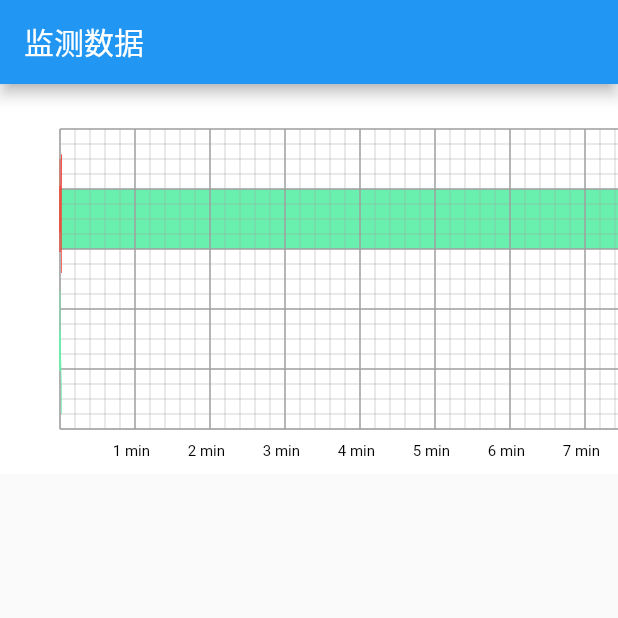
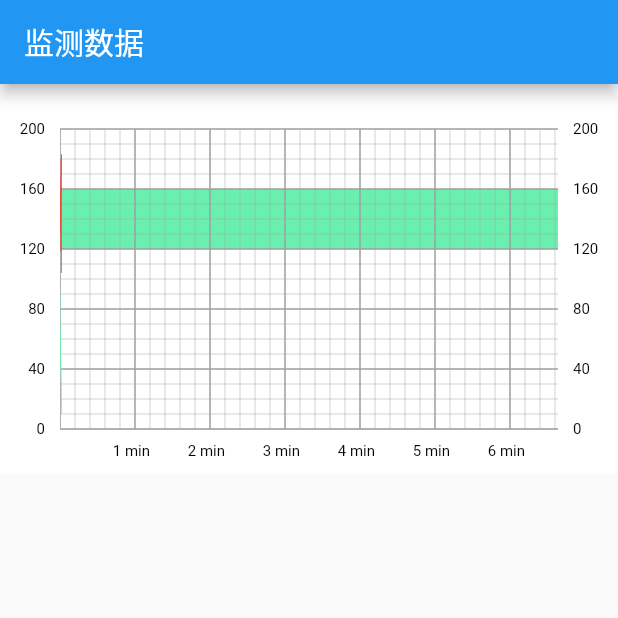
Before and after one commit to liuyihua2015/chart, a Flutter app: the screen it shows after launch, on a phone screen of 412 x 824 dp, the top half of it. Run offline on Flutter 3.47's test engine with Material 2 defaults, Android fonts, the phone set to English and light mode, and no system bars; our stand-ins replace charts_flutter.

Commit message:
左右固定数值widget

```diff
--- /dev/null
+++ b/lib/chartFixedYLineWidget.dart
@@ -0,0 +1,122 @@
+import 'dart:math';
+import 'dart:ui';
+import 'package:flutter/material.dart';
+
+class ChartFixedYLineWidget extends CustomPainter {
+  //背景颜色
+  Color bgColor;
+
+  //表格距离左边的距离
+  int paddingLeft;
+
+  //表格距离右边的距离
+  int paddingRight;
+
+  //表格距离顶部的距离
+  int paddingTop;
+
+  //表格距离底部的距离
+  int paddingBottom;
+
+  //数值和表之间距离
+  int valueLineSpace;
+
+  //y轴数据最大值
+  int maxYValue;
+
+  //y轴之间的间隔
+  double ySpace;
+
+  //y轴 文本标签 间隔多少显
+  double yIntervalValue;
+
+  //是否为右边的widget
+  bool isRightWidget;
+
+  //画布矩形
+  Rect innerRect = Rect.zero;
+
+  ChartFixedYLineWidget({
+    required this.maxYValue,
+    this.bgColor = Colors.white,
+    this.ySpace = 10,
+    this.yIntervalValue = 10,
+    this.paddingLeft = 0,
+    this.paddingRight = 0,
+    this.paddingTop = 0,
+    this.paddingBottom = 0,
+    this.valueLineSpace = 0,
+    this.isRightWidget = false,
+  }) {}
+
+  @override
+  void paint(Canvas canvas, Size size) {
+    //画背景颜色
+    canvas.drawRect(
+        Rect.fromLTWH(0, 0, size.width, size.height), Paint()..color = bgColor);
+
+    //创建一个矩形，方便后续绘制
+    innerRect = Rect.fromPoints(
+      Offset(0, 0),
+      Offset(size.width, size.height),
+    );
+
+    print(size);
+
+    drawYBsseText(canvas, size);
+  }
+
+
+  ///画y轴数据
+  void drawYBsseText(Canvas canvas, Size size) {
+
+    //需要的标记轴间隔几根
+    int markYShaft = yIntervalValue ~/ ySpace;
+
+    for (int i = 0; i < (maxYValue ~/ ySpace) + 1; i++) {
+      //需要标记轴的标记值
+      int markYShaftValue = i * ySpace.toInt();
+
+        if ((i % markYShaft) == 0) {
+          drawYText(
+            markYShaftValue.toString(),
+            Offset(isRightWidget ? valueLineSpace.toDouble() : size.width - valueLineSpace,
+                innerRect.bottomLeft.dy - i * ySpace -  paddingTop),
+            canvas,
+          );
+        }
+    }
+  }
+
+  List getTextPainterAndSize(String text) {
+    TextPainter textPainter = TextPainter(
+      textDirection: TextDirection.ltr,
+      /**/
+      text: TextSpan(
+        text: text,
+        style: TextStyle(color: Colors.black, fontSize: 10),
+      ),
+    );
+    textPainter.layout();
+    Size size = textPainter.size;
+    print(size.width);
+    return [textPainter, size];
+  }
+
+  void drawYText(String text, Offset topLeftOffset, Canvas canvas) {
+    List list = getTextPainterAndSize(text);
+
+    if (isRightWidget) {
+      list[0].paint(
+          canvas, topLeftOffset.translate(0, -list[1].height / 2));
+    }else{
+      list[0].paint(
+              canvas, topLeftOffset.translate(-list[1].width, -list[1].height / 2));
+    }
+  }
+
+  @override
+  bool shouldRepaint(CustomPainter oldDelegate) {
+    return false;
+  }
+}
--- a/lib/ChartLineWidget.dart
+++ b/lib/chartLineWidget.dart
@@ -1,6 +1,4 @@
 import 'dart:ui';
-
-import 'package:echart/ChartData.dart';
 import 'package:flutter/material.dart';
 
 class ChartLineWidget extends CustomPainter {
@@ -112,9 +110,6 @@ class ChartLineWidget extends CustomPainter {
     //画指定背景颜色
     double height = specifiesBgOffset.dy - specifiesBgOffset.dx;
     double top = height + paddingTop;
-    print(size.width);
-    print(paddingLeft);
-    print(paddingRight);
     print(size.width - paddingLeft - paddingRight);
     canvas.drawRect(
         Rect.fromLTWH(paddingLeft.toDouble(), top,
--- a/lib/ChartPathWidget.dart
+++ b/lib/chartPathWidget.dart
@@ -1,5 +1,5 @@
 import 'dart:ui';
-import 'package:echart/ChartData.dart';
+import 'package:echart/chartData.dart';
 import 'package:flutter/material.dart';
 import 'package:echart/Pair.dart';
 
--- a/lib/LineChart.dart
+++ b/lib/lineChart.dart
@@ -1,7 +1,8 @@
 import 'dart:ui';
-import 'package:echart/ChartData.dart';
-import 'package:echart/ChartPathWidget.dart';
-import 'package:echart/ChartLineWidget.dart';
+import 'package:echart/chartData.dart';
+import 'package:echart/chartFixedYLineWidget.dart';
+import 'package:echart/chartPathWidget.dart';
+import 'package:echart/chartLineWidget.dart';
 import 'package:flutter/material.dart';
 
 class LineChart extends StatefulWidget {
@@ -10,6 +11,9 @@ class LineChart extends StatefulWidget {
 
   //柱状图的背景颜色
   final Color bgColor;
+
+  //左右固定Y数值widght背景颜色
+  final Color fixedYLineBgColor;
 
   //x轴与y轴的颜色
   final Color xyColor;
@@ -86,15 +90,16 @@ class LineChart extends StatefulWidget {
     this.yIntervalValue = 10,
     this.xSpace = 10,
     this.xIntervalValue = 10,
-    this.paddingLeft = 30,
-    this.paddingRight = 30,
-    this.paddingTop = 30,
-    this.paddingBottom = 30,
+    this.paddingLeft = 0,
+    this.paddingRight = 0,
+    this.paddingTop = 0,
+    this.paddingBottom = 0,
     this.valueLineSpace = 10,
     this.polygonalLineColor = Colors.blue,
     this.specifiesBgOffset = const Offset(0, 0),
     this.firstPathThresholdOffset = const Offset(80, 200),
     this.specifiesBgColor = Colors.green,
+    this.fixedYLineBgColor = Colors.white,
   });
 
   @override
@@ -151,9 +156,57 @@ class _LineChartState extends State<LineChart> {
     );
   }
 
+  CustomPainter customChartFixedYLineWidget(bool isRight) {
+    return ChartFixedYLineWidget(
+      bgColor: widget.fixedYLineBgColor,
+      maxYValue: widget.maxYValue!,
+      ySpace: widget.ySpace,
+      yIntervalValue: widget.yIntervalValue,
+      paddingLeft: widget.paddingLeft,
+      paddingRight: widget.paddingRight,
+      paddingTop: widget.paddingTop,
+      paddingBottom: widget.paddingBottom,
+      valueLineSpace: widget.valueLineSpace,
+      isRightWidget: isRight,
+    );
+  }
+
   @override
   Widget build(BuildContext context) {
     return Container(
-        child: createLayers([customPaintLineWidget(), customPaintWidget()]));
+      child: Stack(alignment: Alignment.center, children: <Widget>[
+        SingleChildScrollView(
+            scrollDirection: Axis.horizontal,
+            physics: ClampingScrollPhysics(),
+            child: Container(
+                margin: const EdgeInsets.symmetric(horizontal: 40.0),
+                width: 1000, //宽度+左右padding
+                height: 260, //高度+上下padding
+                child: createLayers(
+                    [customPaintLineWidget(), customPaintWidget()]))),
+        Positioned(
+          left: 0,
+          top: 0,
+          bottom: 0,
+          width: 40,
+          child: RepaintBoundary(
+            child: CustomPaint(
+              painter: customChartFixedYLineWidget(false),
+            ),
+          ),
+        ),
+        Positioned(
+          right: 0,
+          top: 0,
+          bottom: 0,
+          width: 40,
+          child: RepaintBoundary(
+            child: CustomPaint(
+              painter: customChartFixedYLineWidget(true),
+            ),
+          ),
+        )
+      ]),
+    );
   }
 }
--- a/lib/main.dart
+++ b/lib/main.dart
@@ -2,11 +2,11 @@ import 'dart:async';
 import 'dart:io';
 import 'dart:math';
 
-import 'package:echart/ChartData.dart';
+import 'package:echart/chartData.dart';
 import 'package:flutter/cupertino.dart';
 import 'package:flutter/material.dart';
 
-import 'LineChart.dart';
+import 'lineChart.dart';
 
 void main() => runApp(MyApp());
 
@@ -93,13 +93,13 @@ class _MyHomePageState extends State<MyHomePage> {
       ),
       body: Container(
         color: Colors.white,
-        child: SingleChildScrollView(
-          scrollDirection: Axis.horizontal,
-          physics: ClampingScrollPhysics(),
+        // child: SingleChildScrollView(
+        //   scrollDirection: Axis.horizontal,
+        //   physics: ClampingScrollPhysics(),
           child: Padding(
-            padding: const EdgeInsets.symmetric(horizontal: 10.0),
+            padding: const EdgeInsets.symmetric(horizontal: 0.0),
             child: Container(
-              width: 1060, //宽度+左右padding
+              width: 1000, //宽度+左右padding
               height: 260, //高度+上下padding
               child: LineChart(
                 size.width,
@@ -110,8 +110,8 @@ class _MyHomePageState extends State<MyHomePage> {
                 paddingTop: 30,
                 paddingBottom: 30,
 
-                paddingLeft: 30,
-                paddingRight: 30,
+                paddingLeft: 0,
+                paddingRight: 0,
 
                 valueLineSpace: 10,
 
@@ -134,7 +134,7 @@ class _MyHomePageState extends State<MyHomePage> {
               ),
             ),
           ),
-        ),
+        // ),
       ),
     );
   }
```
Also changed, not shown: lib/chartData.dart (renamed from lib/ChartData.dart).
